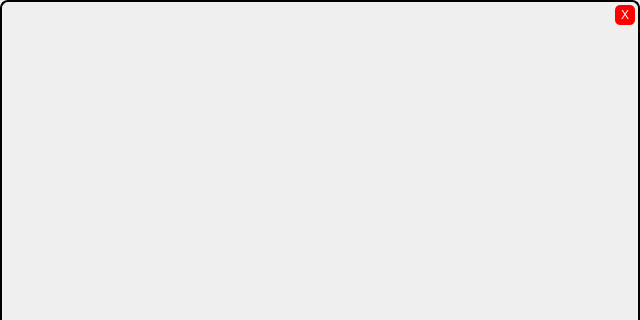
This is ui/mainwindow.ui in veda-team4/DMS as Qt 5 draws it before an edit; both pictures show x 0 to 640 and y 0 to 320 of the 640 by 480 pixel window. The edited form follows.
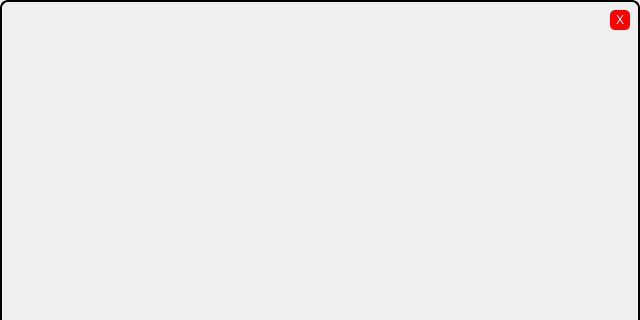
This is the edited form.

Commit message: stackedWidget 640x480 으로 조정

What changed in the file:
```diff
--- a/ui/mainwindow.ui
+++ b/ui/mainwindow.ui
@@ -56,29 +56,43 @@
    <property name="styleSheet">
     <string notr="true"/>
    </property>
-   <layout class="QVBoxLayout" name="verticalLayout">
-    <property name="spacing">
-     <number>0</number>
+   <widget class="QStackedWidget" name="stackedWidget">
+    <property name="geometry">
+     <rect>
+      <x>0</x>
+      <y>0</y>
+      <width>640</width>
+      <height>480</height>
+     </rect>
     </property>
-    <property name="leftMargin">
-     <number>0</number>
+    <property name="sizePolicy">
+     <sizepolicy hsizetype="Fixed" vsizetype="Fixed">
+      <horstretch>0</horstretch>
+      <verstretch>0</verstretch>
+     </sizepolicy>
     </property>
-    <property name="topMargin">
-     <number>0</number>
+    <property name="minimumSize">
+     <size>
+      <width>0</width>
+      <height>0</height>
+     </size>
     </property>
-    <property name="rightMargin">
-     <number>0</number>
+    <property name="maximumSize">
+     <size>
+      <width>16777215</width>
+      <height>16777215</height>
+     </size>
     </property>
-    <property name="bottomMargin">
-     <number>0</number>
-    </property>
-    <item>
-     <layout class="QHBoxLayout" name="horizontalLayout">
-      <property name="spacing">
-       <number>0</number>
-      </property>
-      <item>
+   </widget>
        <widget class="QLabel" name="dragLabel">
+    <property name="geometry">
+     <rect>
+      <x>0</x>
+      <y>0</y>
+      <width>640</width>
+      <height>30</height>
+     </rect>
+    </property>
         <property name="sizePolicy">
          <sizepolicy hsizetype="Fixed" vsizetype="Fixed">
           <horstretch>0</horstretch>
@@ -87,18 +101,18 @@
         </property>
         <property name="minimumSize">
          <size>
-          <width>605</width>
-          <height>30</height>
+      <width>0</width>
+      <height>0</height>
          </size>
         </property>
         <property name="maximumSize">
          <size>
-          <width>605</width>
-          <height>30</height>
+      <width>16777215</width>
+      <height>16777215</height>
          </size>
         </property>
         <property name="styleSheet">
-         <string notr="true"/>
+     <string notr="true">border-radius: 8px;</string>
         </property>
         <property name="text">
          <string/>
@@ -107,9 +121,15 @@
          <set>Qt::AlignCenter</set>
         </property>
        </widget>
-      </item>
-      <item>
        <widget class="QPushButton" name="closeButton">
+    <property name="geometry">
+     <rect>
+      <x>610</x>
+      <y>10</y>
+      <width>20</width>
+      <height>20</height>
+     </rect>
+    </property>
         <property name="sizePolicy">
          <sizepolicy hsizetype="Fixed" vsizetype="Fixed">
           <horstretch>0</horstretch>
@@ -145,32 +165,9 @@
          <string>X</string>
         </property>
        </widget>
-      </item>
-     </layout>
-    </item>
-    <item>
-     <widget class="QStackedWidget" name="stackedWidget">
-      <property name="sizePolicy">
-       <sizepolicy hsizetype="Fixed" vsizetype="Fixed">
-        <horstretch>0</horstretch>
-        <verstretch>0</verstretch>
-       </sizepolicy>
-      </property>
-      <property name="minimumSize">
-       <size>
-        <width>640</width>
-        <height>450</height>
-       </size>
-      </property>
-      <property name="maximumSize">
-       <size>
-        <width>640</width>
-        <height>450</height>
-       </size>
-      </property>
-     </widget>
-    </item>
-   </layout>
+   <zorder>stackedWidget</zorder>
+   <zorder>dragLabel</zorder>
+   <zorder>closeButton</zorder>
   </widget>
  </widget>
  <resources/>
```
Lines whose indentation alone changed are shown as unchanged. The commit also changes 3 other files.
